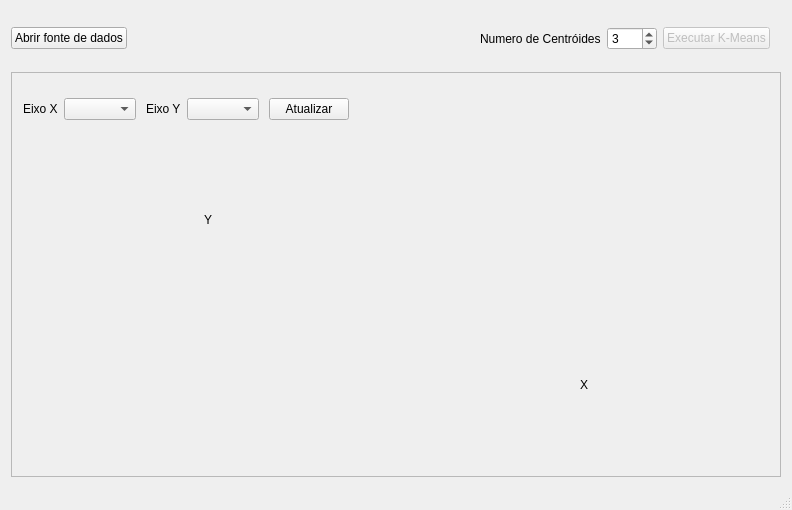
The window that mainwindow.ui (GabrielPrototype/Academic-KMEANS-IRIS) describes before a commit, drawn with Qt 5.
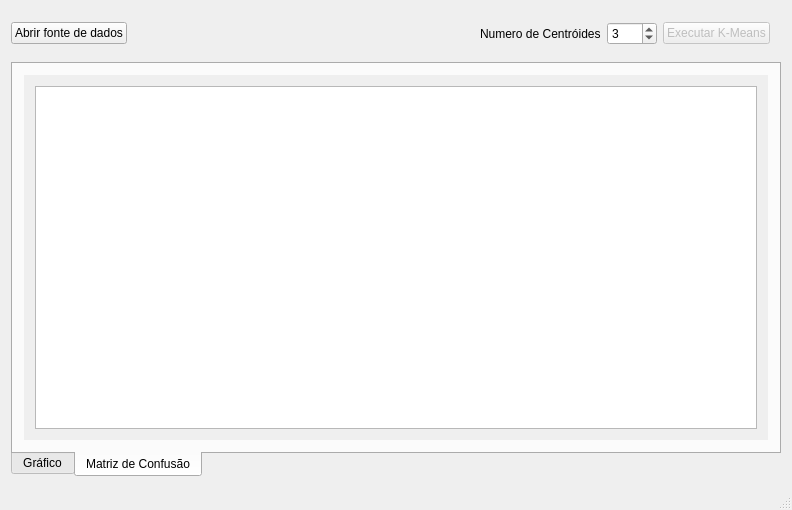
The same window after the commit. The open tabs and pages were chosen to show the change. Icons and pictures are not drawn.

Commit message: add tabs to show the confusion matrix

The edit to the form file:
```diff
--- a/mainwindow.ui
+++ b/mainwindow.ui
@@ -176,9 +176,31 @@
      </widget>
     </item>
     <item>
+     <widget class="QTabWidget" name="tabWidget">
+      <property name="tabPosition">
+       <enum>QTabWidget::South</enum>
+      </property>
+      <property name="tabShape">
+       <enum>QTabWidget::Rounded</enum>
+      </property>
+      <property name="currentIndex">
+       <number>0</number>
+      </property>
+      <property name="elideMode">
+       <enum>Qt::ElideNone</enum>
+      </property>
+      <property name="tabsClosable">
+       <bool>false</bool>
+      </property>
+      <widget class="QWidget" name="tabGraph">
+       <attribute name="title">
+        <string>Gráfico</string>
+       </attribute>
+       <layout class="QVBoxLayout" name="verticalLayout_3">
+        <item>
      <widget class="QFrame" name="graphFrame">
       <property name="frameShape">
-       <enum>QFrame::StyledPanel</enum>
+           <enum>QFrame::NoFrame</enum>
       </property>
       <property name="frameShadow">
        <enum>QFrame::Raised</enum>
@@ -291,6 +313,45 @@
         </layout>
        </item>
       </layout>
+         </widget>
+        </item>
+       </layout>
+      </widget>
+      <widget class="QWidget" name="tabMatrix">
+       <attribute name="title">
+        <string>Matriz de Confusão</string>
+       </attribute>
+       <layout class="QVBoxLayout" name="verticalLayout_4">
+        <item>
+         <widget class="QScrollArea" name="scrollArea">
+          <property name="frameShape">
+           <enum>QFrame::NoFrame</enum>
+          </property>
+          <property name="lineWidth">
+           <number>0</number>
+          </property>
+          <property name="widgetResizable">
+           <bool>true</bool>
+          </property>
+          <widget class="QWidget" name="scrollAreaWidgetContents">
+           <property name="geometry">
+            <rect>
+             <x>0</x>
+             <y>0</y>
+             <width>752</width>
+             <height>337</height>
+            </rect>
+           </property>
+           <layout class="QVBoxLayout" name="verticalLayout_5">
+            <item>
+             <widget class="QTableWidget" name="tableMatrix"/>
+            </item>
+           </layout>
+          </widget>
+         </widget>
+        </item>
+       </layout>
+      </widget>
      </widget>
     </item>
    </layout>
```
Left out of the diff: 19 changed lines with no effect on the pictures. Lines whose indentation alone changed are shown as unchanged.
